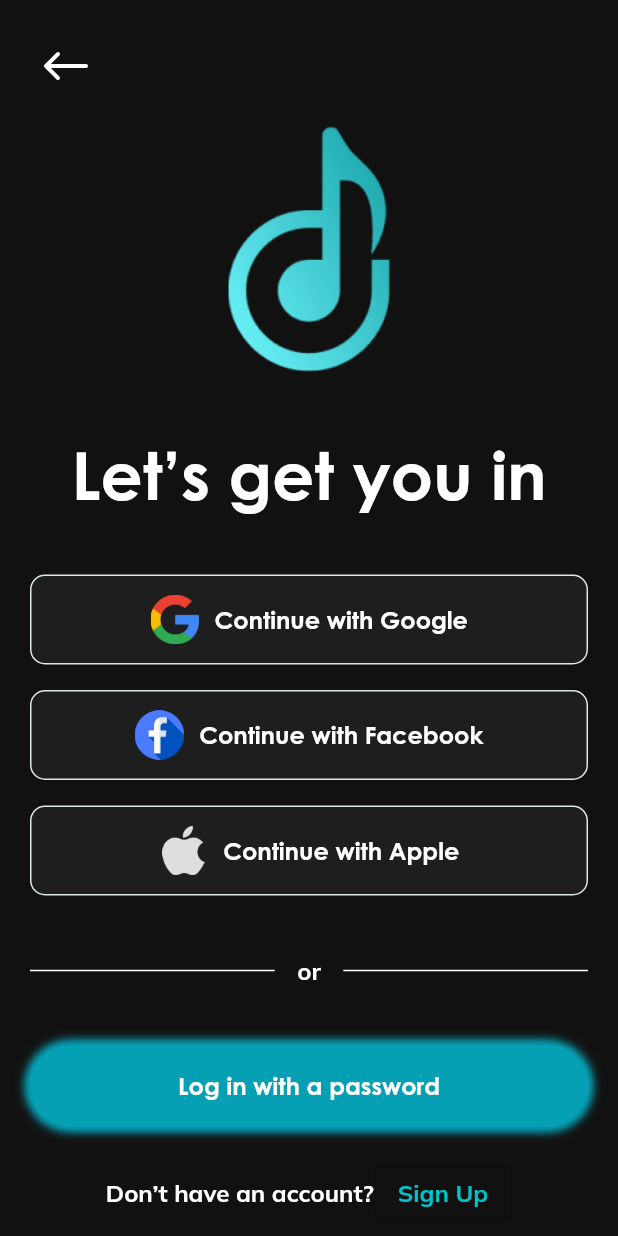
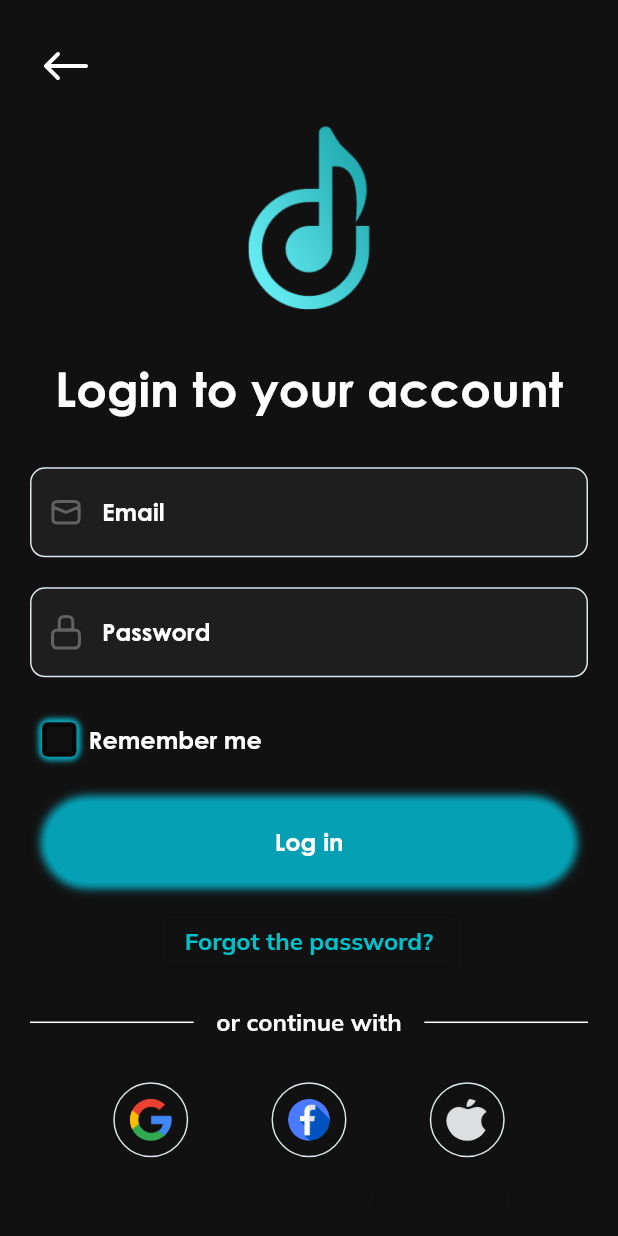
Before and after one commit to Nataliiabul/musium, a Flutter app: the SignInScreen screen opened by its route, after a tap on "Log in with a password", on a phone screen of 412 x 824 dp. Run offline on Flutter 3.47's test engine with Material 2 defaults, Android fonts, the light colour scheme and no system bars; our stand-ins replace flutter_svg.

Commit message:
completed log in screen ui

```diff
--- a/lib/main.dart
+++ b/lib/main.dart
@@ -1,6 +1,7 @@
 import 'package:flutter/material.dart';
+
+import 'package:musium/screens/log_in_screen.dart';
 import 'package:musium/screens/sign_in_screen.dart';
-
 import 'package:musium/screens/welcome_screen.dart';
 import 'package:musium/splash_screen.dart';
 
@@ -23,6 +24,7 @@ class MyApp extends StatelessWidget {
       routes: {
         WelcomeScreen.routeName: (ctx) => const WelcomeScreen(),
         SignInScreen.routeName: (ctx) => const SignInScreen(),
+        LogInScreen.routeName: (ctx) => const LogInScreen(),
       },
     );
   }
--- /dev/null
+++ b/lib/screens/log_in_screen.dart
@@ -0,0 +1,288 @@
+import 'package:flutter/material.dart';
+import 'package:flutter_svg/flutter_svg.dart';
+import 'package:musium/style/colors.dart';
+import 'package:musium/style/regular_text.dart';
+import 'package:musium/widgets/long_button.dart';
+import 'package:musium/widgets/sign_in_screen/divider_or.dart';
+import 'package:musium/widgets/sign_in_screen/sign_up_text_and_button.dart';
+
+class LogInScreen extends StatefulWidget {
+  static const routeName = '/logIn';
+  const LogInScreen({super.key});
+
+  @override
+  State<LogInScreen> createState() => _LogInScreenState();
+}
+
+class _LogInScreenState extends State<LogInScreen> {
+  void toSignInScreen() {
+    Navigator.of(context).pop();
+  }
+
+  final hintStyle = const TextStyle(
+    fontFamily: 'Century-Gothic',
+    fontSize: 16,
+    fontWeight: FontWeight.bold,
+    color: AppColors.mainText,
+  );
+
+  bool isChecked = false;
+
+  @override
+  Widget build(BuildContext context) {
+    return Scaffold(
+      backgroundColor: AppColors.background,
+      body: LayoutBuilder(
+        builder: (context, constraints) => SafeArea(
+          child: Container(
+            width: constraints.maxWidth,
+            padding: const EdgeInsets.all(20),
+            child: SingleChildScrollView(
+              child: Column(
+                children: [
+                  Align(
+                    alignment: Alignment.centerLeft,
+                    child: Padding(
+                      padding: const EdgeInsets.only(bottom: 15),
+                      child: IconButton(
+                        onPressed: toSignInScreen,
+                        iconSize: 25,
+                        icon: SvgPicture.asset(
+                          "assets/icons/left-md.svg",
+                          width: double.infinity,
+                        ),
+                      ),
+                    ),
+                  ),
+
+                  // logo
+                  Container(
+                    width: constraints.maxWidth,
+                    height: constraints.maxHeight * 0.15,
+                    decoration: const BoxDecoration(
+                      image: DecorationImage(
+                        image: AssetImage(
+                          'assets/images/logo_box.png',
+                        ),
+                        fit: BoxFit.fitHeight,
+                      ),
+                    ),
+                  ),
+
+                  SizedBox(height: constraints.maxHeight * 0.04),
+
+                  // text
+                  const FittedBox(
+                    child: RegularText(
+                      text: 'Login to your account',
+                      fontSize: 32,
+                    ),
+                  ),
+                  SizedBox(height: constraints.maxHeight * 0.04),
+
+                  // fields
+                  Form(
+                    child: Column(
+                      children: [
+                        TextFormField(
+                          decoration: InputDecoration(
+                              fillColor: AppColors.buttonFillColor,
+                              filled: true,
+                              enabledBorder: OutlineInputBorder(
+                                borderSide: const BorderSide(
+                                  color: AppColors.borderButtonColor,
+                                  width: 1,
+                                ),
+                                borderRadius: BorderRadius.circular(10),
+                              ),
+                              prefixIcon: SvgPicture.asset(
+                                  'assets/icons/mail.svg',
+                                  width: 15,
+                                  height: 15,
+                                  fit: BoxFit.scaleDown,
+                                  color: Colors.white.withOpacity(0.3)),
+                              hintText: 'Email',
+                              hintStyle: hintStyle),
+                          // validator: (value) {
+                          //   if (value!.isEmpty || value.length < 2) {
+                          //     return 'Некорректные данные!';
+                          //   }
+                          // },
+                          // onSaved: (value) {
+                          //   userEmail = value!;
+                          // },
+                        ),
+                        const SizedBox(height: 20),
+                        TextFormField(
+                          decoration: InputDecoration(
+                              fillColor: AppColors.buttonFillColor,
+                              filled: true,
+                              enabledBorder: OutlineInputBorder(
+                                borderSide: const BorderSide(
+                                  color: AppColors.borderButtonColor,
+                                  width: 1,
+                                ),
+                                borderRadius: BorderRadius.circular(10),
+                              ),
+                              prefixIcon: SvgPicture.asset(
+                                  'assets/icons/lock.svg',
+                                  width: 15,
+                                  height: 15,
+                                  fit: BoxFit.scaleDown,
+                                  color: Colors.white.withOpacity(0.3)),
+                              hintText: 'Password',
+                              hintStyle: hintStyle),
+                          // validator: (value) {
+                          //   if (value!.isEmpty || value.length < 2) {
+                          //     return 'Некорректные данные!';
+                          //   }
+                          // },
+                          // onSaved: (value) {
+                          //   userEmail = value!;
+                          // },
+                        ),
+                      ],
+                    ),
+                  ),
+                  const SizedBox(height: 30),
+
+                  //
+                  Row(
+                    children: [
+                       const SizedBox(width: 8),
+                      Container(
+                        width: 23,
+                        height: 23,
+                        decoration: const BoxDecoration(
+                          borderRadius: BorderRadius.all(Radius.circular(4)),
+                          color: AppColors.background,
+                          boxShadow: [
+                            BoxShadow(
+                              color: AppColors.buttonColor,
+                              blurRadius: 3,
+                              offset: Offset(0, 2),
+                            ),
+                            BoxShadow(
+                              color: AppColors.buttonColor,
+                              blurRadius: 3,
+                              offset: Offset(0, -2),
+                            ),
+                            BoxShadow(
+                              color: AppColors.buttonColor,
+                              blurRadius: 3,
+                              offset: Offset(2, 0),
+                            ),
+                            BoxShadow(
+                              color: AppColors.buttonColor,
+                              blurRadius: 3,
+                              offset: Offset(-2, 0),
+                            ),
+                          ],
+                        ),
+                        child: Transform.scale(
+                          scale: 1.2,
+                          child: Checkbox(
+                            activeColor: AppColors.background,
+
+                            checkColor: AppColors.buttonColor,
+                            value: isChecked,
+                            onChanged: (bool? value) {
+                              setState(() {
+                                isChecked = value!;
+                              });
+                            },
+                          ),
+                        ),
+                      ),
+                     const SizedBox(width: 8),
+                      const RegularText(
+                        text: 'Remember me',
+                      )
+                    ],
+                  ),
+                  const SizedBox(height: 30),
+
+                  LongButton(text: 'Log in', width: constraints.maxWidth, function: () {}),
+
+                  const SizedBox(height: 15),
+                  OutlinedButton(
+                    onPressed: () {},
+                    child: const Text(
+                      'Forgot the password?',
+                      style: TextStyle(
+                        fontFamily: 'Mulish',
+                        fontSize: 16,
+                        fontWeight: FontWeight.bold,
+                        color: AppColors.mainBlue,
+                      ),
+                    ),
+                  ),
+                  const SizedBox(height: 20),
+
+                  //
+                  const DividerOr(text: 'or continue with'),
+                  const SizedBox(height: 30),
+
+                  //
+                  Row(
+                    mainAxisAlignment: MainAxisAlignment.spaceEvenly,
+                    children: [
+                      Container(
+                        padding: const EdgeInsets.all(10),
+                        width: 50,
+                        height: 50,
+                        decoration: BoxDecoration(
+                          borderRadius: const BorderRadius.all(Radius.circular(25)),
+                          border: Border.all(
+                              color: AppColors.borderButtonColor, width: 1),
+                        ),
+                        child: const CircleAvatar(
+                          backgroundImage:
+                              AssetImage('assets/images/google.png'),
+                          backgroundColor: AppColors.background,
+                        ),
+                      ),
+                      Container(
+                        padding: const EdgeInsets.all(10),
+                        width: 50,
+                        height: 50,
+                        decoration: BoxDecoration(
+                          borderRadius: const BorderRadius.all(Radius.circular(25)),
+                          border: Border.all(
+                              color: AppColors.borderButtonColor, width: 1),
+                        ),
+                        child: const CircleAvatar(
+                          backgroundImage:
+                              AssetImage('assets/images/facebook.png'),
+                          backgroundColor: AppColors.background,
+                        ),
+                      ),
+                      Container(
+                        padding: const EdgeInsets.all(10),
+                        width: 50,
+                        height: 50,
+                        decoration: BoxDecoration(
+                          borderRadius: const BorderRadius.all(Radius.circular(25)),
+                          border: Border.all(
+                              color: AppColors.borderButtonColor, width: 1),
+                        ),
+                        child: const CircleAvatar(
+                          backgroundImage:
+                              AssetImage('assets/images/apple.png'),
+                          backgroundColor: AppColors.background,
+                        ),
+                      ),
+                    ],
+                  ),
+
+                  const SizedBox(height: 15),
+                  const SignUpTextAndButton(),
+                ],
+              ),
+            ),
+          ),
+        ),
+      ),
+    );
+  }
+}
--- a/lib/screens/sign_in_screen.dart
+++ b/lib/screens/sign_in_screen.dart
@@ -1,4 +1,5 @@
 import 'package:flutter/material.dart';
+import 'package:musium/screens/log_in_screen.dart';
 import 'package:musium/style/colors.dart';
 
 import 'package:flutter_svg/flutter_svg.dart';
@@ -19,6 +20,10 @@ class SignInScreen extends StatefulWidget {
 class _SignInScreenState extends State<SignInScreen> {
   void toWelcomeScreen() {
     Navigator.of(context).pop();
+  }
+
+  void toLogIn() {
+    Navigator.of(context).pushNamed(LogInScreen.routeName);
   }
 
   @override
@@ -94,11 +99,11 @@ class _SignInScreenState extends State<SignInScreen> {
                   const SizedBox(height: 40),
 
                   // divider
-                  DividerOr(),
+                  const DividerOr(text: 'or'),
                   const SizedBox(height: 40),
 
                   // log in with password button
-                  LongButton(text: 'Log in with a password', function: () {}),
+                  LongButton(text: 'Log in with a password',width: constraints.maxWidth, function: toLogIn),
                   const SizedBox(height: 20),
 
                   // sign up text & button
--- a/lib/widgets/long_button.dart
+++ b/lib/widgets/long_button.dart
@@ -7,18 +7,19 @@ class LongButton extends StatelessWidget {
   const LongButton({
     Key? key,
     required this.text,
-    required this.function,
+    required this.function, required this.width,
   }) : super(key: key);
 
   final String text;
   final VoidCallback function;
+  final double width;
 
   @override
   Widget build(BuildContext context) {
     return InkWell(
       onTap: function,
       child: Container(
-        width: double.infinity,
+        width: width * 0.85,
         padding: const EdgeInsets.symmetric(vertical: 17),
         decoration: BoxDecoration(
           color: AppColors.buttonColor,
--- a/lib/widgets/sign_in_screen/divider_or.dart
+++ b/lib/widgets/sign_in_screen/divider_or.dart
@@ -5,24 +5,25 @@ import 'package:musium/style/regular_text.dart';
 
 class DividerOr extends StatelessWidget {
   const DividerOr({
-    super.key,
+    super.key, required this.text,
   });
+  final String text;
 
   @override
   Widget build(BuildContext context) {
     return Row(
-      children: const [
-        Expanded(
+      children: [
+        const Expanded(
           child: Divider(
             color: AppColors.mainText,
             thickness: 1,
           ),
         ),
         Padding(
-          padding: EdgeInsets.symmetric(horizontal: 15),
-          child: RegularText(text: 'or', isMulish: true),
+          padding: const EdgeInsets.symmetric(horizontal: 15),
+          child: RegularText(text: text, isMulish: true),
         ),
-        Expanded(
+        const Expanded(
           child: Divider(
             color: AppColors.mainText,
             thickness: 1,
--- a/lib/widgets/welcome_screen/card_welcome_screen.dart
+++ b/lib/widgets/welcome_screen/card_welcome_screen.dart
@@ -34,7 +34,7 @@ class CardWelcomeScreen extends StatelessWidget {
         itemCount: 2,
         itemBuilder: (context, index) => Padding(
           padding: const EdgeInsets.symmetric(horizontal: 30),
-          child: InfoColumnWelcomeScreen(index: index),
+          child: InfoColumnWelcomeScreen(width:width, index: index),
         ),
       ),
     );
--- a/lib/widgets/welcome_screen/info_column_welcome_screen.dart
+++ b/lib/widgets/welcome_screen/info_column_welcome_screen.dart
@@ -10,8 +10,10 @@ class InfoColumnWelcomeScreen extends StatelessWidget {
   final int index;
   const InfoColumnWelcomeScreen({
     Key? key,
-    required this.index,
+    required this.index, required this.width,
   }) : super(key: key);
+
+  final double width;
 
   void toSignInScreen(BuildContext context) {
     Navigator.of(context).pushNamed(SignInScreen.routeName);
@@ -65,6 +67,7 @@ class InfoColumnWelcomeScreen extends StatelessWidget {
           // button
           LongButton(
             text: 'Get Started',
+            width: width,
             function: () {
               toSignInScreen(context);
             },
```
